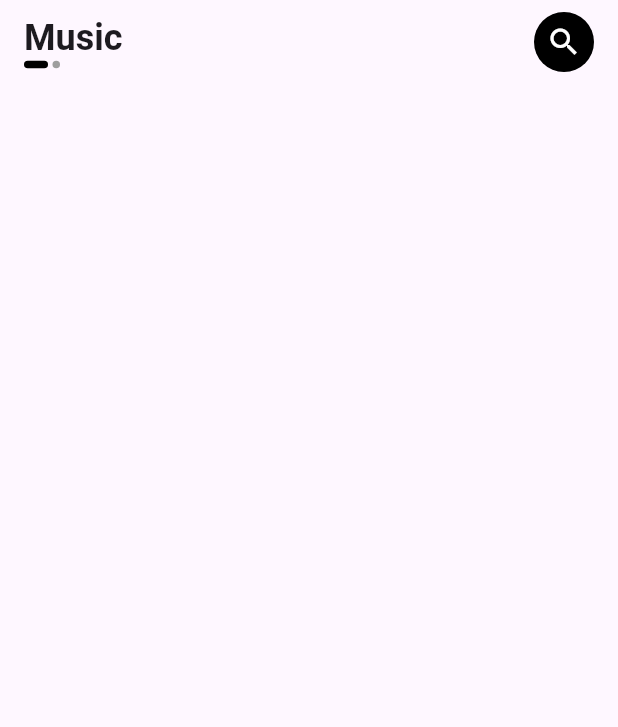
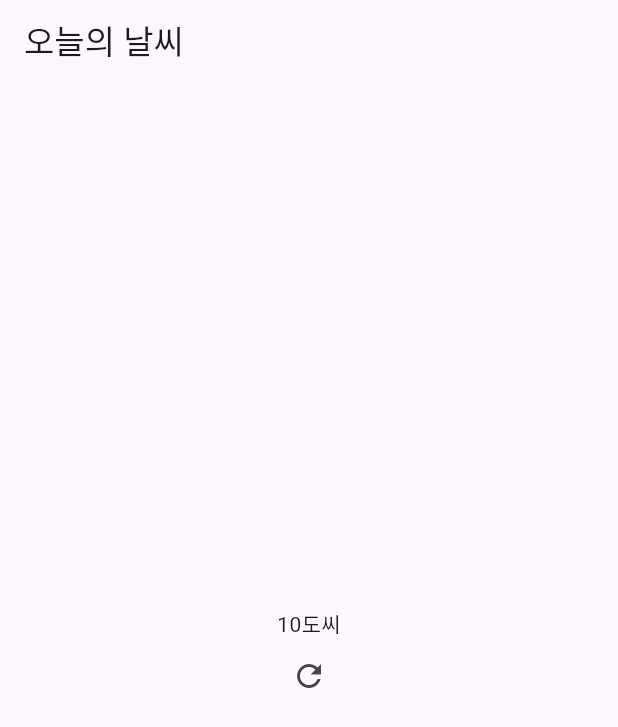
Before and after one commit to a01025641396-netizen/flutter-study-9-1, a Flutter app: the screen it shows after launch, on a phone screen of 412 x 824 dp. Shown: the top 727 px of the screen. Run offline on Flutter 3.47's test engine with Material 3 defaults, Android fonts, the phone set to English and light mode, and no system bars.

Commit message:
feat:UI완성

```diff
--- a/lib/main.dart
+++ b/lib/main.dart
@@ -1,104 +1,32 @@
 import 'package:flutter/material.dart';
 
 void main() {
-  runApp(MyApp());
+  runApp(App());
 }
 
-class MyApp extends StatelessWidget {
+class App extends StatelessWidget {
   @override
   Widget build(BuildContext context) {
     return MaterialApp(home: HomePage());
   }
 }
 
-/// - ListView
-///     - ClipRRect : 자녀위젯 그냥 잘라줌
-///         - Image
-///     - Row (제목행 이라고 부르자!)(TODO 간격 구현하면서 고민!)
-///         - Text
-///         - Text
-///     - Row
-///         - Column (큰앨범 이라고 부르자!)
-///             - ClipRRect
-///                 - Image
-///             - Text
-///             - Text
-///         - 큰앨범
-///         - 큰앨범
-///     - 제목행
-///     - Row (작은앨범 이라고 부르자!)
-///         - ClipRRect
-///             - Image
-///         - Column
-///             - Text
-///             - Text
-///         - Icon
-///     - 작은앨범
-///     - 작은앨범
 class HomePage extends StatelessWidget {
   @override
   Widget build(BuildContext context) {
     return Scaffold(
-      appBar: AppBar(
-        actions: [
-          Container(
-            width: 40,
-            height: 40,
-            decoration: BoxDecoration(
-              borderRadius: BorderRadius.circular(100),
-              color: Colors.black,
-              //
-            ),
-            child: Icon(Icons.search, color: Colors.white),
-          ),
-          SizedBox(width: 16),
-        ],
-        // title 속성은 안드로이드에서는 왼쪽 기본
-        // 아이폰에서는 가운데 기본
-        // centerTitle false 주게되면은 왼쪽으로 가지만
-        // title에 Column 을 배치하면 Column 크기가 앱바 영역전체를
-        // 차지하기 때문에 무용지물
-        // 이럴땐 Column의 crossAxisAlignment 속성으로 조정
-        // Column과 Row의 crossAxisAlignment 기본값은 가운데!
-        title: Column(
-          crossAxisAlignment: CrossAxisAlignment.start,
+      appBar: AppBar(title: Text('오늘의 날씨')),
+      body: SizedBox(
+        width: double.infinity,
+        child: Column(
+          mainAxisAlignment: MainAxisAlignment.center,
+          crossAxisAlignment: CrossAxisAlignment.center,
           children: [
-            Text(
-              "Music",
-              style: TextStyle(
-                fontSize: 24,
-                fontWeight: FontWeight.bold,
-                //
-              ),
-            ),
-            Row(
-              children: [
-                Container(
-                  width: 16,
-                  height: 5,
-                  decoration: BoxDecoration(
-                    color: Colors.black,
-                    borderRadius: BorderRadius.circular(100),
-                    //
-                  ),
-                ),
-                SizedBox(width: 3),
-                Container(
-                  width: 5,
-                  height: 5,
-                  decoration: BoxDecoration(
-                    color: Colors.grey,
-                    borderRadius: BorderRadius.circular(100),
-                    //
-                  ),
-                ),
-                //
-              ],
-            ),
+            Text("10도씨"),
+            IconButton(onPressed: () {}, icon: Icon(Icons.refresh)),
           ],
         ),
       ),
-      //
     );
   }
 }
```
Also changed, not shown: 1 other file.
